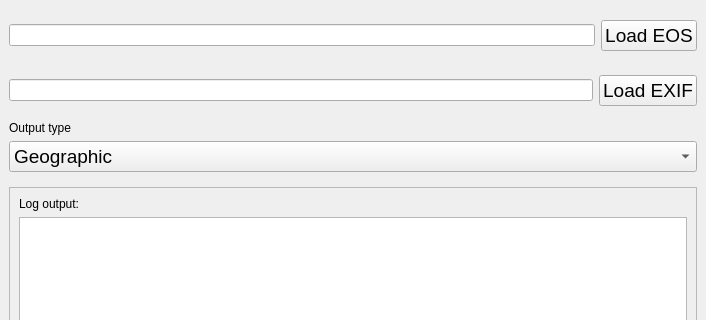
First picture: the form in resources/gui.ui, repository HakaiInstitute/EOS-EXIF-Join, before the edit; both pictures show x 0 to 706 and y 0 to 320 of the 706 by 669 pixel window.
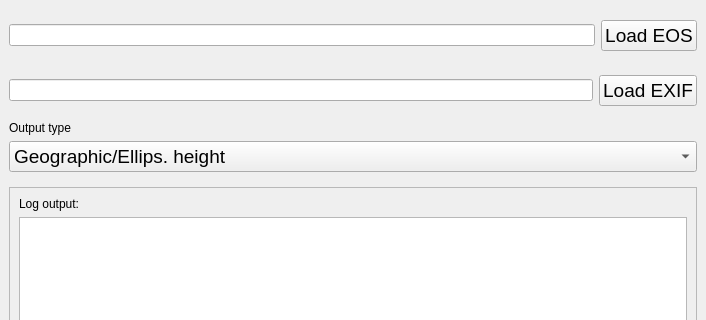
Second picture: the form after the edit.

Commit message:
Revert "Revert "Add output options for different height models""
This reverts commit 831ae9c87a350f1ab595e06e60728c65cceece1b.

What changed in the file:
```diff
--- a/resources/gui.ui
+++ b/resources/gui.ui
@@ -123,7 +123,7 @@
         </property>
         <item>
          <property name="text">
-          <string>Geographic</string>
+          <string>Geographic/Ellips. height</string>
          </property>
         </item>
         <item>
```
Left out of the diff: 12 changed lines with no effect on the pictures. The commit also changes 3 other files.
